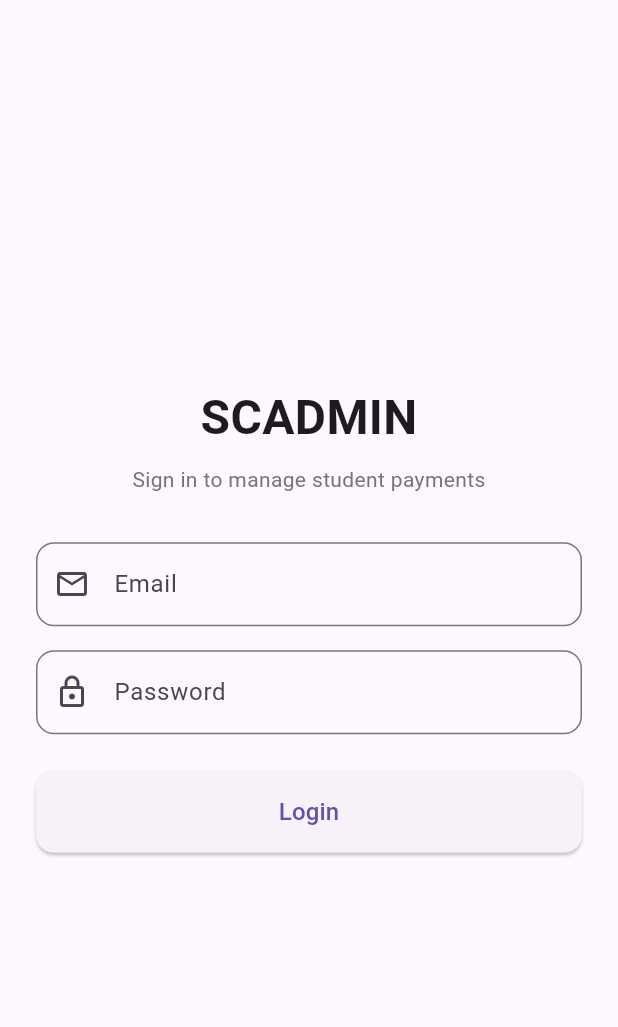
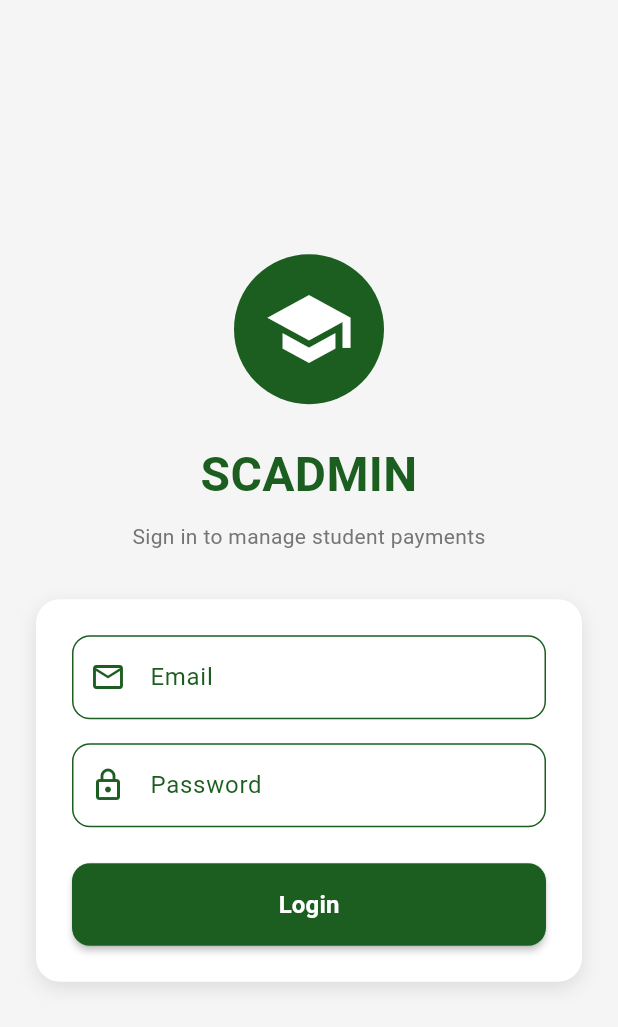
Before and after one commit to cazo67/scadmin_project, a Flutter app: the screen it shows after launch, on a phone screen of 412 x 824 dp. Shown: the top 1027 px of the screen. Run offline on Flutter 3.47's test engine with Material 3 defaults, Android fonts, the phone set to English and light mode, and no system bars; our stand-ins replace csv, data_table_2, file_picker, pdf, printing, qr_flutter and 1 more; missing offline and left inert: dart:html, excel; accounts and stored records are empty.

Commit message:
polished login ui"

```diff
--- a/lib/pages/login_page.dart
+++ b/lib/pages/login_page.dart
@@ -8,13 +8,10 @@ class LoginPage extends StatefulWidget {
   State<LoginPage> createState() => _LoginPageState();
 }
 
-
 class _LoginPageState extends State<LoginPage> {
-
   final _emailController = TextEditingController();
   final _passwordController = TextEditingController();
   bool _isLoading = false;
-
 
   /// LOGIN HANDLER
   // Authenticates user and checks if they need to change password
@@ -30,7 +27,6 @@ class _LoginPageState extends State<LoginPage> {
 
       // Login successful - no need to show message or navigate
       // AuthWrapper will automatically handle navigation based on metadata
-
     } catch (e) {
       // Show error message if login fails
       if (mounted) {
@@ -59,6 +55,7 @@ class _LoginPageState extends State<LoginPage> {
   @override
   Widget build(BuildContext context) {
     return Scaffold(
+      backgroundColor: Colors.grey[100],
       body: Center(
         child: SingleChildScrollView(
           padding: const EdgeInsets.all(24.0),
@@ -68,13 +65,29 @@ class _LoginPageState extends State<LoginPage> {
               mainAxisAlignment: MainAxisAlignment.center,
               crossAxisAlignment: CrossAxisAlignment.stretch,
               children: [
+                // Logo/Icon
+                Container(
+                  width: 100,
+                  height: 100,
+                  decoration: BoxDecoration(
+                    color: const Color(0xFF1B5E20),
+                    shape: BoxShape.circle,
+                  ),
+                  child: const Icon(
+                    Icons.school,
+                    size: 60,
+                    color: Colors.white,
+                  ),
+                ),
+                const SizedBox(height: 24),
 
                 // Title
-                Text(
+                const Text(
                   'SCADMIN',
                   style: TextStyle(
                     fontSize: 32,
                     fontWeight: FontWeight.bold,
+                    color: Color(0xFF1B5E20),
                   ),
                   textAlign: TextAlign.center,
                 ),
@@ -82,12 +95,28 @@ class _LoginPageState extends State<LoginPage> {
 
                 Text(
                   'Sign in to manage student payments',
-                  style: TextStyle(color: Colors.grey[600]),
+                  style: TextStyle(color: Colors.grey[600], fontSize: 14),
                   textAlign: TextAlign.center,
                 ),
                 const SizedBox(height: 32),
 
-
+                // Login Card
+                Container(
+                  padding: const EdgeInsets.all(24),
+                  decoration: BoxDecoration(
+                    color: Colors.white,
+                    borderRadius: BorderRadius.circular(16),
+                    boxShadow: [
+                      BoxShadow(
+                        color: Colors.black.withOpacity(0.1),
+                        blurRadius: 10,
+                        offset: const Offset(0, 4),
+                      ),
+                    ],
+                  ),
+                  child: Column(
+                    crossAxisAlignment: CrossAxisAlignment.stretch,
+                    children: [
                       // Email Field
                       TextFormField(
                         controller: _emailController,
@@ -95,9 +124,35 @@ class _LoginPageState extends State<LoginPage> {
                         decoration: InputDecoration(
                           labelText: 'Email',
                           hintText: 'your.email@example.com',
-                    prefixIcon: const Icon(Icons.email_outlined),
+                          floatingLabelBehavior: FloatingLabelBehavior.auto,
+                          prefixIcon: const Icon(
+                            Icons.email_outlined,
+                            color: Color(0xFF1B5E20),
+                          ),
                           border: OutlineInputBorder(
                             borderRadius: BorderRadius.circular(12),
+                            borderSide: const BorderSide(
+                              color: Color(0xFF1B5E20),
+                              width: 1,
+                            ),
+                          ),
+                          enabledBorder: OutlineInputBorder(
+                            borderRadius: BorderRadius.circular(12),
+                            borderSide: const BorderSide(
+                              color: Color(0xFF1B5E20),
+                              width: 1,
+                            ),
+                          ),
+                          focusedBorder: OutlineInputBorder(
+                            borderRadius: BorderRadius.circular(12),
+                            borderSide: const BorderSide(
+                              color: Color(0xFF1B5E20),
+                              width: 2,
+                            ),
+                          ),
+                          labelStyle: const TextStyle(color: Color(0xFF1B5E20)),
+                          floatingLabelStyle: const TextStyle(
+                            color: Color(0xFF1B5E20),
                           ),
                         ),
                       ),
@@ -110,22 +165,51 @@ class _LoginPageState extends State<LoginPage> {
                         decoration: InputDecoration(
                           labelText: 'Password',
                           hintText: 'Enter your password',
-                    prefixIcon: const Icon(Icons.lock_outlined),
+                          floatingLabelBehavior: FloatingLabelBehavior.auto,
+                          prefixIcon: const Icon(
+                            Icons.lock_outlined,
+                            color: Color(0xFF1B5E20),
+                          ),
                           border: OutlineInputBorder(
                             borderRadius: BorderRadius.circular(12),
+                            borderSide: const BorderSide(
+                              color: Color(0xFF1B5E20),
+                              width: 1,
+                            ),
+                          ),
+                          enabledBorder: OutlineInputBorder(
+                            borderRadius: BorderRadius.circular(12),
+                            borderSide: const BorderSide(
+                              color: Color(0xFF1B5E20),
+                              width: 1,
+                            ),
+                          ),
+                          focusedBorder: OutlineInputBorder(
+                            borderRadius: BorderRadius.circular(12),
+                            borderSide: const BorderSide(
+                              color: Color(0xFF1B5E20),
+                              width: 2,
+                            ),
+                          ),
+                          labelStyle: const TextStyle(color: Color(0xFF1B5E20)),
+                          floatingLabelStyle: const TextStyle(
+                            color: Color(0xFF1B5E20),
                           ),
                         ),
                       ),
                       const SizedBox(height: 24),
 
-                //login button
+                      // Login button
                       ElevatedButton(
-                  onPressed: _isLoading ? null : _handleLogin,   // Changed this line
+                        onPressed: _isLoading ? null : _handleLogin,
                         style: ElevatedButton.styleFrom(
+                          backgroundColor: const Color(0xFF1B5E20),
+                          foregroundColor: Colors.white,
                           padding: const EdgeInsets.symmetric(vertical: 16),
                           shape: RoundedRectangleBorder(
                             borderRadius: BorderRadius.circular(12),
                           ),
+                          elevation: 2,
                         ),
                         child: _isLoading
                             ? const SizedBox(
@@ -138,13 +222,16 @@ class _LoginPageState extends State<LoginPage> {
                               )
                             : const Text(
                                 'Login',
-                          style: const TextStyle(fontSize: 16),
+                                style: TextStyle(
+                                  fontSize: 16,
+                                  fontWeight: FontWeight.bold,
                                 ),
                               ),
-
-
+                      ),
                     ],
-
+                  ),
+                ),
+              ],
             ),
           ),
         ),
```
Lines whose indentation alone changed are shown as unchanged.
